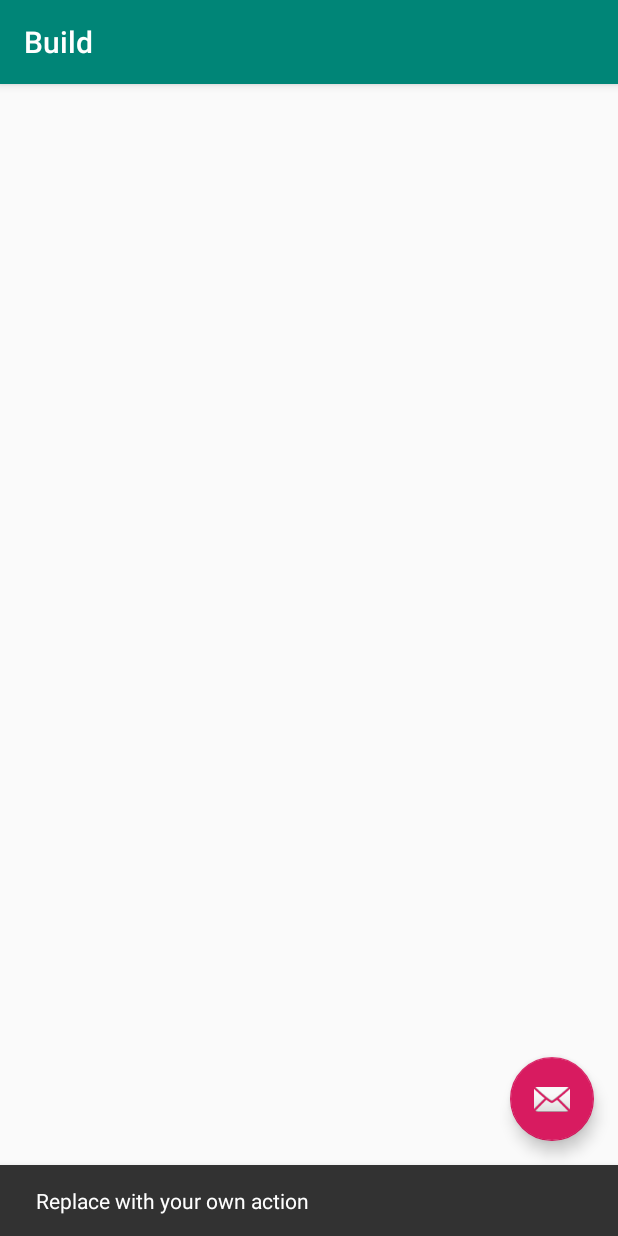
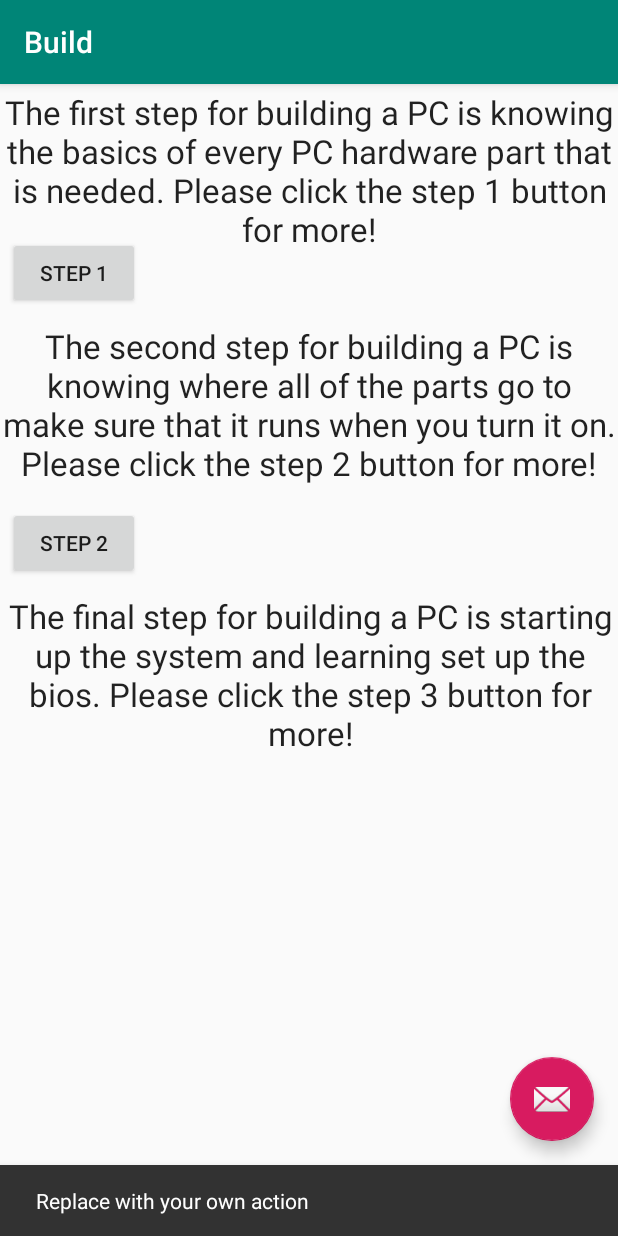
Before and after one commit to d310n/d3PCBuilder, an Android app: the BuildActivity screen opened directly, with no data from a screen before it, after a tap on an icon or button, on a phone screen of 412 x 824 dp. Run offline under Robolectric (Android 15) with nearby library versions, the phone set to English and light mode, and no system bars.

```diff
--- a/app/src/main/java/com/example/d3pcbuilder/BuildActivity.java
+++ b/app/src/main/java/com/example/d3pcbuilder/BuildActivity.java
@@ -1,5 +1,7 @@
 package com.example.d3pcbuilder;
 
+import android.content.Intent;
+import android.net.Uri;
 import android.os.Bundle;
 
 import com.google.android.material.floatingactionbutton.FloatingActionButton;
@@ -9,6 +11,7 @@ import androidx.appcompat.app.AppCompatActivity;
 import androidx.appcompat.widget.Toolbar;
 
 import android.view.View;
+import android.widget.Button;
 
 public class BuildActivity extends AppCompatActivity {
 
@@ -27,6 +30,44 @@ public class BuildActivity extends AppCompatActivity {
                         .setAction("Action", null).show();
             }
         });
+        //Add a listener to the button to take you to the temp converter
+        Button btnStepOne=(Button) findViewById(R.id.btnStepOne);
+        btnStepOne.setOnClickListener(new View.OnClickListener() {
+            @Override
+            public void onClick(View view) {
+                goStepOne();
+            }
+        });
+        //Add a listener to the button to take you to the temp converter
+        Button btnStepTwo =(Button) findViewById(R.id.btnStepTwo);
+        btnStepTwo.setOnClickListener(new View.OnClickListener() {
+            @Override
+            public void onClick(View view) {
+                goStepTwo();
+            }
+        });
+        //Add a listener to the button to take you to the temp converter
+        Button btnStepThree=(Button) findViewById(R.id.btnStepThree);
+        btnStepThree.setOnClickListener(new View.OnClickListener() {
+            @Override
+            public void onClick(View view) {
+                goStepThree();
+            }
+        });
+    }
+    private void goStepOne() {
+        Intent browserIntent = new Intent(Intent.ACTION_VIEW, Uri.parse("https://www.youtube.com/watch?v=gHY6ygHj80c&t=6s"));
+        startActivity(browserIntent);
+    }
+
+    private void goStepTwo() {
+        Intent browserIntent = new Intent(Intent.ACTION_VIEW, Uri.parse("https://www.youtube.com/watch?v=i5jFXl0GZJo&t=55s"));
+        startActivity(browserIntent);
+    }
+
+    private void goStepThree() {
+        Intent browserIntent = new Intent(Intent.ACTION_VIEW, Uri.parse("https://www.youtube.com/watch?v=WXwMbmhCQuY&t=4s"));
+        startActivity(browserIntent);
     }
 
 }
--- a/app/src/main/java/com/example/d3pcbuilder/MainActivity.java
+++ b/app/src/main/java/com/example/d3pcbuilder/MainActivity.java
@@ -1,6 +1,7 @@
 package com.example.d3pcbuilder;
 
 import android.content.Intent;
+import android.media.Image;
 import android.os.Bundle;
 
 import com.google.android.material.floatingactionbutton.FloatingActionButton;
@@ -13,6 +14,7 @@ import android.view.View;
 import android.view.Menu;
 import android.view.MenuItem;
 import android.widget.Button;
+import android.widget.ImageButton;
 
 public class MainActivity extends AppCompatActivity {
 
@@ -33,7 +35,7 @@ public class MainActivity extends AppCompatActivity {
         });
 
         //Add a listener to the button to take you to the temp converter
-        Button btnBuild=(Button) findViewById(R.id.btnBuild);
+        ImageButton btnBuild=(ImageButton) findViewById(R.id.btnBuild);
         btnBuild.setOnClickListener(new View.OnClickListener() {
             @Override
             public void onClick(View view) {
@@ -42,7 +44,7 @@ public class MainActivity extends AppCompatActivity {
         });
 
         //Add a listener to the button to take you to the temp converter
-        Button btnResources =(Button) findViewById(R.id.btnResources);
+        ImageButton btnResources =(ImageButton) findViewById(R.id.btnResources);
         btnResources.setOnClickListener(new View.OnClickListener() {
             @Override
             public void onClick(View view) {
--- a/app/src/main/res/layout/content_build.xml
+++ b/app/src/main/res/layout/content_build.xml
@@ -1,5 +1,5 @@
 <?xml version="1.0" encoding="utf-8"?>
-<androidx.constraintlayout.widget.ConstraintLayout xmlns:android="http://schemas.android.com/apk/res/android"
+<RelativeLayout xmlns:android="http://schemas.android.com/apk/res/android"
     xmlns:app="http://schemas.android.com/apk/res-auto"
     xmlns:tools="http://schemas.android.com/tools"
     android:layout_width="match_parent"
@@ -8,4 +8,93 @@
     tools:context=".BuildActivity"
     tools:showIn="@layout/activity_build">
 
-</androidx.constraintlayout.widget.ConstraintLayout>
+    <TextView
+        android:id="@+id/lblStepOne"
+        android:layout_width="wrap_content"
+        android:layout_height="wrap_content"
+        android:layout_alignParentStart="true"
+        android:layout_alignParentTop="true"
+        android:layout_marginStart="0dp"
+        android:layout_marginTop="4dp"
+        android:gravity="center_horizontal"
+        android:text="@string/step_one_text"
+        android:textAppearance="?android:attr/textAppearanceLarge"
+        app:layout_constraintTop_toTopOf="parent"
+        tools:layout_editor_absoluteX="4dp" />
+
+    <Button
+        android:id="@+id/btnStepOne"
+        android:layout_width="wrap_content"
+        android:layout_height="wrap_content"
+        android:layout_row="0"
+        android:layout_column="1"
+        android:layout_above="@+id/lblStepTwo"
+        android:layout_alignParentStart="true"
+        android:layout_alignParentLeft="true"
+        android:layout_gravity="center|fill"
+        android:layout_marginStart="5dp"
+        android:layout_marginLeft="5dp"
+        android:layout_marginBottom="-150dp"
+        android:text="@string/step_one" />
+
+    <TextView
+        android:id="@+id/lblStepTwo"
+        android:layout_width="wrap_content"
+        android:layout_height="wrap_content"
+        android:layout_alignParentStart="true"
+        android:layout_alignParentTop="true"
+        android:layout_marginStart="0dp"
+        android:layout_marginTop="160dp"
+        android:gravity="center_horizontal"
+        android:text="@string/step_two_text"
+        android:textAppearance="?android:attr/textAppearanceLarge"
+        app:layout_constraintTop_toTopOf="parent"
+        tools:layout_editor_absoluteX="4dp" />
+
+    <Button
+        android:id="@+id/btnStepTwo"
+        android:layout_width="wrap_content"
+        android:layout_height="wrap_content"
+        android:layout_row="0"
+        android:layout_column="1"
+        android:layout_above="@+id/lblStepThree"
+        android:layout_alignParentStart="true"
+        android:layout_alignParentLeft="true"
+        android:layout_gravity="center|fill"
+        android:layout_marginStart="5dp"
+        android:layout_marginLeft="5dp"
+        android:layout_marginBottom="-330dp"
+        android:text="@string/step_two" />
+
+    <TextView
+        android:id="@+id/lblStepThree"
+        android:layout_width="409dp"
+        android:layout_height="wrap_content"
+        android:layout_alignParentStart="true"
+        android:layout_alignParentTop="true"
+        android:layout_marginStart="2dp"
+        android:layout_marginTop="340dp"
+        android:gravity="center_horizontal"
+        android:text="@string/step_three_text"
+        android:textAppearance="?android:attr/textAppearanceLarge"
+        tools:layout_editor_absoluteX="0dp"
+        tools:layout_editor_absoluteY="205dp" />
+
+    <Button
+        android:id="@+id/btnStepThree"
+        android:layout_width="wrap_content"
+        android:layout_height="wrap_content"
+        android:layout_row="0"
+        android:layout_column="1"
+        android:layout_alignParentStart="true"
+        android:layout_alignParentLeft="true"
+        android:layout_alignParentBottom="true"
+        android:layout_gravity="center|fill"
+        android:layout_marginStart="4dp"
+        android:layout_marginLeft="4dp"
+        android:layout_marginBottom="0dp"
+        android:text="@string/step_three" />
+
+
+
+</RelativeLayout>
--- a/app/src/main/res/values/strings.xml
+++ b/app/src/main/res/values/strings.xml
@@ -6,4 +6,10 @@
     <string name="resources">Resources</string>
     <string name="title_activity_build">Build</string>
     <string name="title_activity_resource">Resources</string>
+    <string name="step_one">Step 1</string>
+    <string name="step_two">Step 2</string>
+    <string name="step_three">Step 3</string>
+    <string name="step_one_text">The first step for building a PC is knowing the basics of every PC hardware part that is needed. Please click the step 1 button for more!</string>
+    <string name="step_two_text">The second step for building a PC is knowing where all of the parts go to make sure that it runs when you turn it on. Please click the step 2 button for more!</string>
+    <string name="step_three_text">The final step for building a PC is starting up the system and learning set up the bios. Please click the step 3 button for more!</string>
 </resources>
```
Also changed, not shown: app/src/main/res/layout/content_main.xml (+17 -18 lines), app/src/main/res/drawable/d3build.png.
